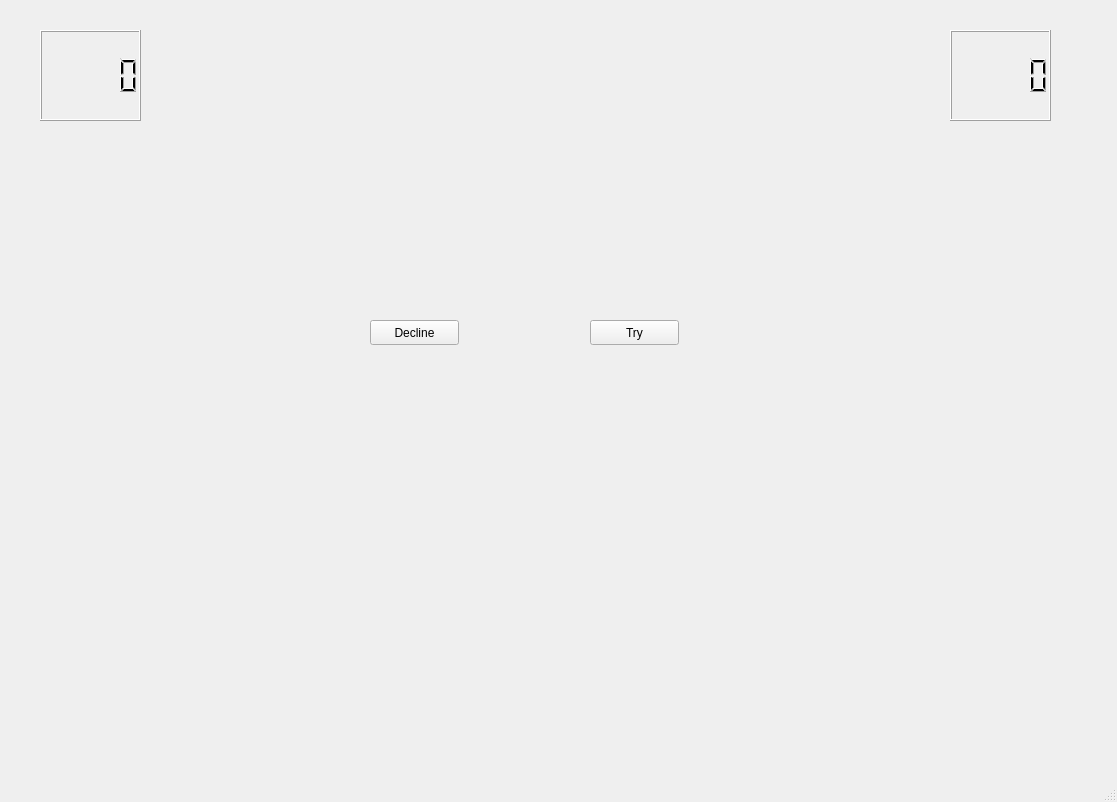
Before: the Qt Designer form mainwindow.ui in comradez/MyDouDizhu, drawn with Qt 5.
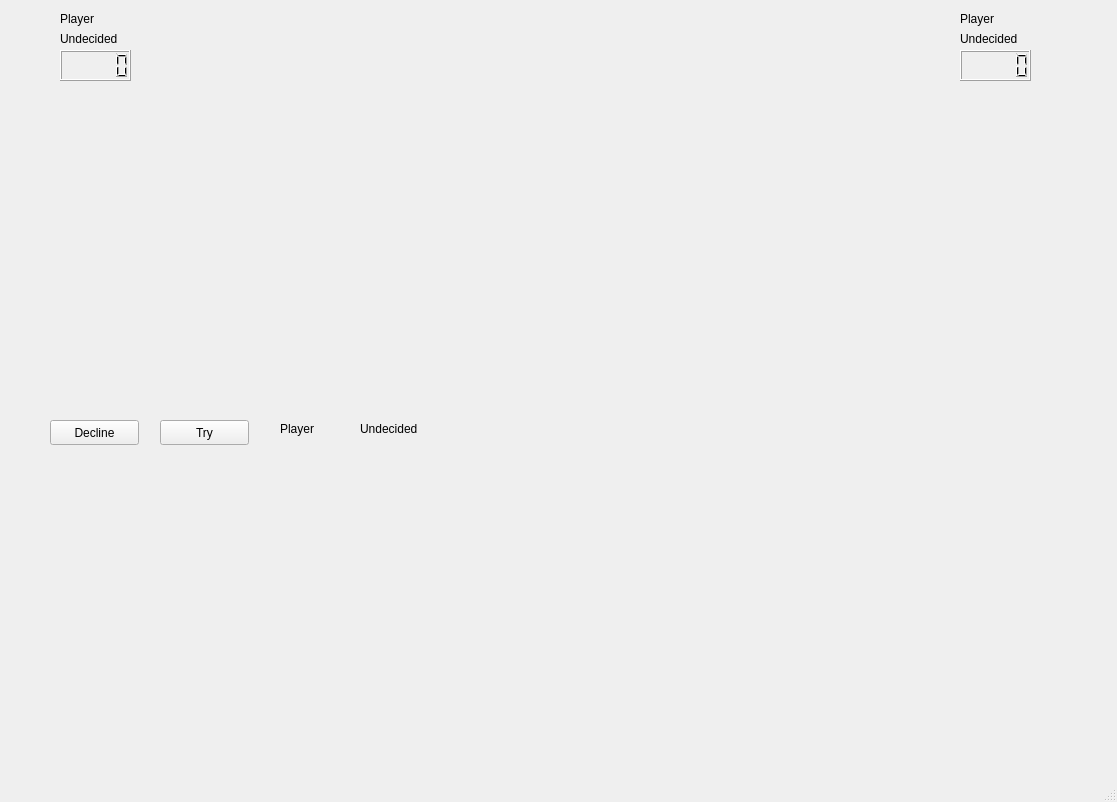
After: the same form once the commit is applied.

Diff of the .ui file:
```diff
--- a/mainwindow.ui
+++ b/mainwindow.ui
@@ -10,6 +10,18 @@
     <height>802</height>
    </rect>
   </property>
+  <property name="minimumSize">
+   <size>
+    <width>1117</width>
+    <height>802</height>
+   </size>
+  </property>
+  <property name="maximumSize">
+   <size>
+    <width>1117</width>
+    <height>802</height>
+   </size>
+  </property>
   <property name="windowTitle">
    <string>MainWindow</string>
   </property>
@@ -17,8 +29,8 @@
    <widget class="QPushButton" name="pushButtonLandlord">
     <property name="geometry">
      <rect>
-      <x>590</x>
-      <y>320</y>
+      <x>160</x>
+      <y>420</y>
       <width>89</width>
       <height>25</height>
      </rect>
@@ -30,8 +42,8 @@
    <widget class="QPushButton" name="pushButtonDecline">
     <property name="geometry">
      <rect>
-      <x>370</x>
-      <y>320</y>
+      <x>50</x>
+      <y>420</y>
       <width>89</width>
       <height>25</height>
      </rect>
@@ -43,40 +55,148 @@
    <widget class="QWidget" name="widget" native="true">
     <property name="geometry">
      <rect>
-      <x>70</x>
-      <y>420</y>
-      <width>971</width>
-      <height>301</height>
+      <x>50</x>
+      <y>500</y>
+      <width>991</width>
+      <height>221</height>
      </rect>
     </property>
    </widget>
    <widget class="QWidget" name="widget_2" native="true">
     <property name="geometry">
      <rect>
-      <x>210</x>
-      <y>10</y>
-      <width>141</width>
-      <height>301</height>
+      <x>250</x>
+      <y>150</y>
+      <width>81</width>
+      <height>151</height>
      </rect>
     </property>
    </widget>
    <widget class="QLCDNumber" name="lcdPrevious">
     <property name="geometry">
      <rect>
-      <x>40</x>
-      <y>30</y>
-      <width>101</width>
-      <height>91</height>
+      <x>60</x>
+      <y>50</y>
+      <width>71</width>
+      <height>31</height>
      </rect>
     </property>
    </widget>
    <widget class="QLCDNumber" name="lcdNext">
     <property name="geometry">
      <rect>
-      <x>950</x>
+      <x>960</x>
+      <y>50</y>
+      <width>71</width>
+      <height>31</height>
+     </rect>
+    </property>
+   </widget>
+   <widget class="QWidget" name="widget_3" native="true">
+    <property name="geometry">
+     <rect>
+      <x>400</x>
+      <y>20</y>
+      <width>71</width>
+      <height>71</height>
+     </rect>
+    </property>
+   </widget>
+   <widget class="QLabel" name="labelPrevious">
+    <property name="geometry">
+     <rect>
+      <x>60</x>
+      <y>10</y>
+      <width>67</width>
+      <height>17</height>
+     </rect>
+    </property>
+    <property name="text">
+     <string>Player</string>
+    </property>
+   </widget>
+   <widget class="QLabel" name="labelNext">
+    <property name="geometry">
+     <rect>
+      <x>960</x>
+      <y>10</y>
+      <width>67</width>
+      <height>17</height>
+     </rect>
+    </property>
+    <property name="text">
+     <string>Player</string>
+    </property>
+   </widget>
+   <widget class="QLabel" name="labelThis">
+    <property name="geometry">
+     <rect>
+      <x>280</x>
+      <y>420</y>
+      <width>67</width>
+      <height>17</height>
+     </rect>
+    </property>
+    <property name="text">
+     <string>Player</string>
+    </property>
+   </widget>
+   <widget class="QLabel" name="identityPrevious">
+    <property name="geometry">
+     <rect>
+      <x>60</x>
       <y>30</y>
-      <width>101</width>
-      <height>91</height>
+      <width>81</width>
+      <height>17</height>
+     </rect>
+    </property>
+    <property name="text">
+     <string>Undecided</string>
+    </property>
+   </widget>
+   <widget class="QLabel" name="identityNext">
+    <property name="geometry">
+     <rect>
+      <x>960</x>
+      <y>30</y>
+      <width>111</width>
+      <height>17</height>
+     </rect>
+    </property>
+    <property name="text">
+     <string>Undecided</string>
+    </property>
+   </widget>
+   <widget class="QLabel" name="identityThis">
+    <property name="geometry">
+     <rect>
+      <x>360</x>
+      <y>420</y>
+      <width>81</width>
+      <height>17</height>
+     </rect>
+    </property>
+    <property name="text">
+     <string>Undecided</string>
+    </property>
+   </widget>
+   <widget class="QWidget" name="widget_4" native="true">
+    <property name="geometry">
+     <rect>
+      <x>30</x>
+      <y>119</y>
+      <width>121</width>
+      <height>81</height>
+     </rect>
+    </property>
+   </widget>
+   <widget class="QWidget" name="widget_5" native="true">
+    <property name="geometry">
+     <rect>
+      <x>960</x>
+      <y>120</y>
+      <width>120</width>
+      <height>80</height>
      </rect>
     </property>
    </widget>
```
